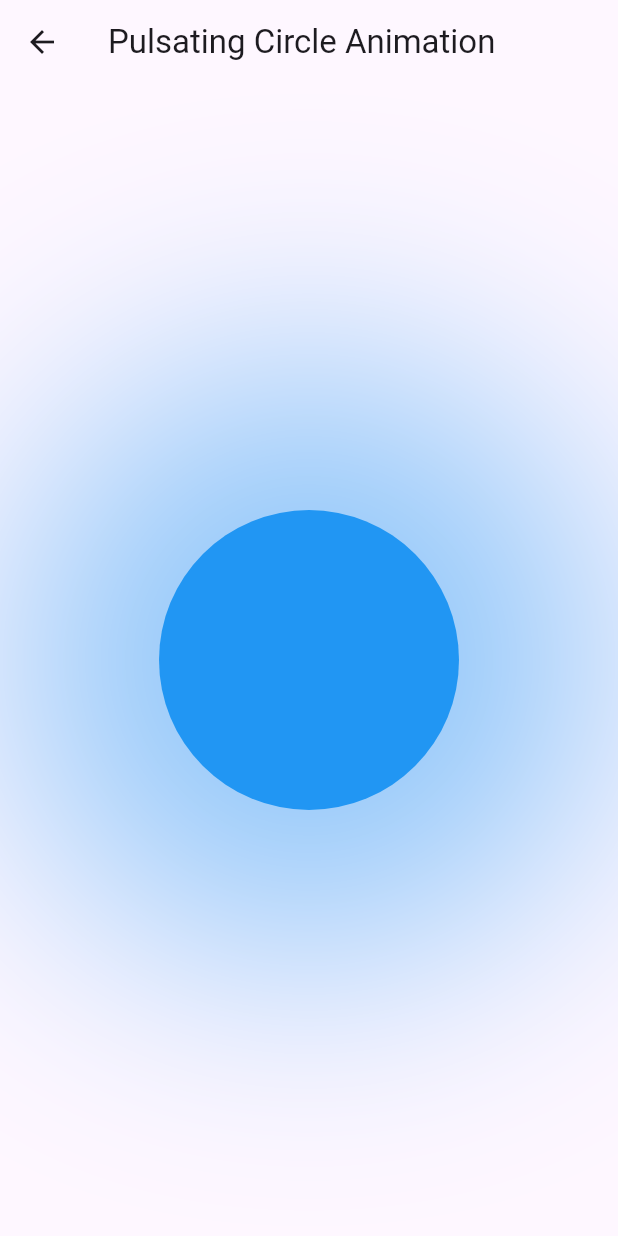
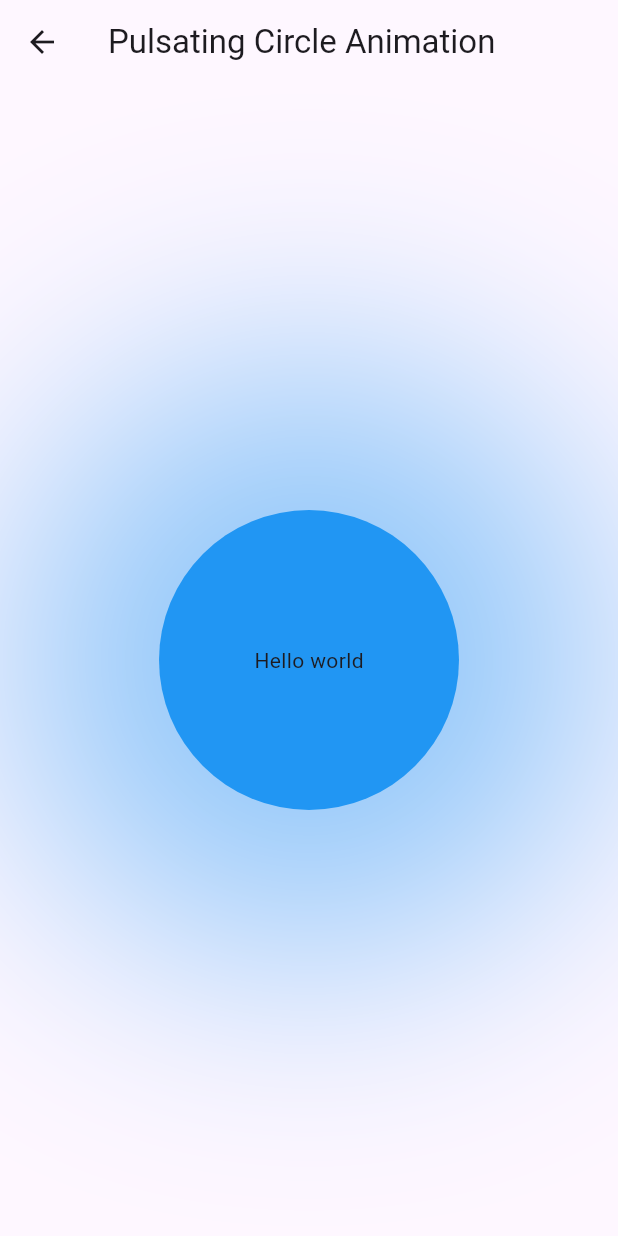
Before and after one commit to OmarElmanzalawy/animation_basics_flutter_nti, a Flutter app: the PulsatingCircleAnimation screen opened directly, on a phone screen of 412 x 824 dp. Run offline on Flutter 3.47's test engine with Material 3 defaults, Android fonts, the phone set to English and light mode, and no system bars.

Commit message:
add explicit animation

```diff
--- a/lib/implicit_examples/animated_tween_animation_builder_example.dart
+++ b/lib/implicit_examples/animated_tween_animation_builder_example.dart
@@ -1,8 +1,9 @@
 import 'package:flutter/material.dart';
 
 class PulsatingCircleAnimation extends StatelessWidget {
-  const PulsatingCircleAnimation({super.key});
-  final double size = 200;
+  PulsatingCircleAnimation({super.key});
+  // final double size = 200;
+  final Tween<double> sizeTween = Tween(begin: 0,end: 200);
 
   @override
   Widget build(BuildContext context) {
@@ -11,20 +12,31 @@ class PulsatingCircleAnimation extends StatelessWidget {
         title: const Text('Pulsating Circle Animation'),
       ),
       body: Center(
-        child: Container(
-          width: size,
-          height: size,
+        child: TweenAnimationBuilder(
+          tween: sizeTween,
+          duration: Duration(milliseconds: 600),
+          builder:(context, value, child) {
+            print("rebuild");
+            print(value);
+            return Container(
+              alignment: Alignment.center,
+            width: value,
+            height: value,
             decoration: BoxDecoration(
               shape: BoxShape.circle,
               color: Colors.blue,
               boxShadow: [
                 BoxShadow(
                   color: Colors.blue.withOpacity(0.5),
-                blurRadius: size,
-                spreadRadius: size / 2,
+                  blurRadius: value,
+                  spreadRadius: value / 2,
                 ),
               ],
             ),
+            child: child,
+          );
+          } ,
+          child: Text("Hello world"), //static
         ),
       ),
     );
--- a/lib/main.dart
+++ b/lib/main.dart
@@ -22,7 +22,7 @@ class MyApp extends StatelessWidget {
         colorScheme: ColorScheme.fromSeed(seedColor: Colors.deepPurple),
         useMaterial3: true,
       ),
-      home: SplashAnimation()
+      home: LoginScreenAnimation()
     );
   }
 }
```
Also changed, not shown: lib/explicit_examples/login_animation.dart (+29 -2 lines), lib/implicit_examples/animated_color_pallete.dart (+6 -2 lines), lib/implicit_examples/animated_shopping_cart_button.dart (+38 -12 lines). Lines whose indentation alone changed are shown as unchanged.
